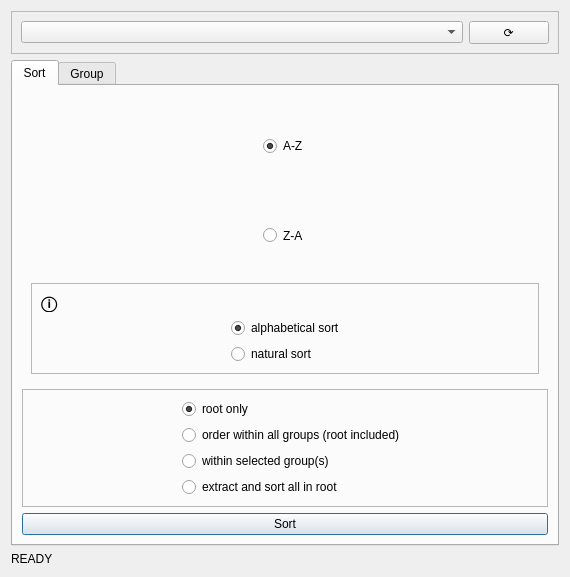
This is sort_and_group_dialog_base.ui in ViperMiniQ/qgis-layer-tree-tools as Qt 5 draws it before an edit. The edited form follows.
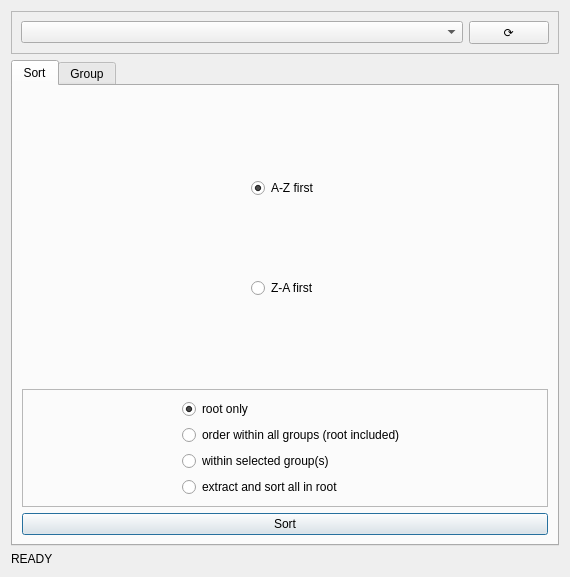
This is the edited form. The open tabs and pages were chosen to show the change.

Commit message: add sorting and grouping by directory

What changed in the file:
```diff
--- a/sort_and_group_dialog_base.ui
+++ b/sort_and_group_dialog_base.ui
@@ -667,6 +667,56 @@
            </item>
           </layout>
          </widget>
+         <widget class="QWidget" name="SortDirectory">
+          <layout class="QGridLayout" name="gridLayout_31">
+           <item row="0" column="0">
+            <spacer name="horizontalSpacer_31">
+             <property name="orientation">
+              <enum>Qt::Horizontal</enum>
+             </property>
+             <property name="sizeType">
+              <enum>QSizePolicy::Expanding</enum>
+             </property>
+             <property name="sizeHint" stdset="0">
+              <size>
+               <width>40</width>
+               <height>20</height>
+              </size>
+             </property>
+            </spacer>
+           </item>
+           <item row="0" column="1">
+            <widget class="QRadioButton" name="radioButtonDirectoryAscending">
+             <property name="text">
+              <string>A-Z first</string>
+             </property>
+             <property name="checked">
+              <bool>true</bool>
+             </property>
+            </widget>
+           </item>
+           <item row="1" column="1">
+            <widget class="QRadioButton" name="radioButtonDirectoryDescending">
+             <property name="text">
+              <string>Z-A first</string>
+             </property>
+            </widget>
+           </item>
+           <item row="0" column="2">
+            <spacer name="horizontalSpacer_32">
+             <property name="orientation">
+              <enum>Qt::Horizontal</enum>
+             </property>
+             <property name="sizeHint" stdset="0">
+              <size>
+               <width>40</width>
+               <height>20</height>
+              </size>
+             </property>
+            </spacer>
+           </item>
+          </layout>
+         </widget>
         </widget>
        </item>
        <item row="1" column="0">
```
Left out of the diff: 11 changed lines with no effect on the pictures. The commit also changes 5 other files.
